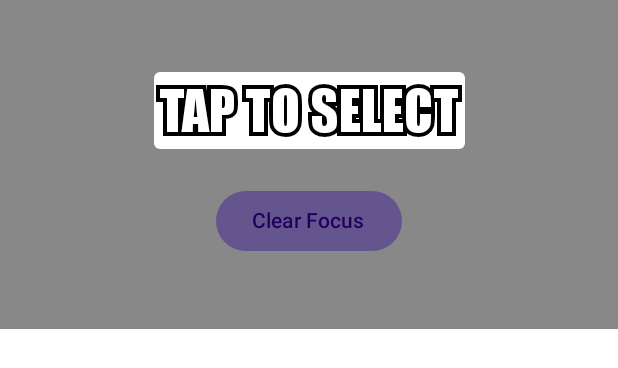
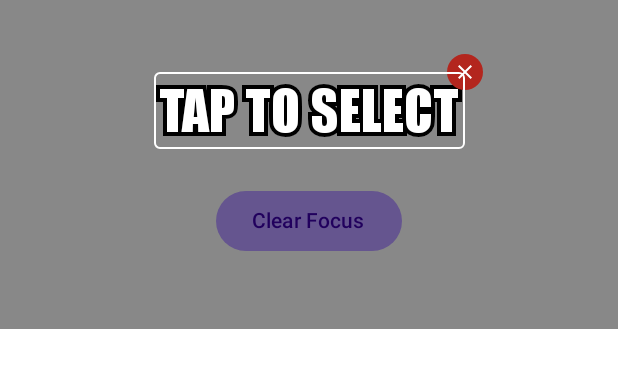
Before and after one commit to PL-Coding-GmbH/CMP-Master-Meme, an Android app built with Jetpack Compose: the @Preview function Preview, on a phone screen of 412 x 824 dp. Shown: the top 368 px of the screen. Run offline under Robolectric (Android 15) with nearby library versions, the phone set to English and light mode, and no system bars; our stand-ins replace Compose Multiplatform resources.

Commit message:
feat(edit meme): add textbox ui component that is editable

```diff
--- a/composeApp/src/commonMain/kotlin/com/plcoding/cmpmastermeme/editmeme/components/MemeTextBox.kt
+++ b/composeApp/src/commonMain/kotlin/com/plcoding/cmpmastermeme/editmeme/components/MemeTextBox.kt
@@ -3,15 +3,16 @@ package com.plcoding.cmpmastermeme.editmeme.components
 import androidx.compose.foundation.background
 import androidx.compose.foundation.border
 import androidx.compose.foundation.clickable
+import androidx.compose.foundation.gestures.detectTapGestures
+import androidx.compose.foundation.layout.Arrangement
 import androidx.compose.foundation.layout.Box
-import androidx.compose.foundation.layout.Arrangement
 import androidx.compose.foundation.layout.Column
+import androidx.compose.foundation.layout.Spacer
 import androidx.compose.foundation.layout.fillMaxWidth
+import androidx.compose.foundation.layout.height
 import androidx.compose.foundation.layout.offset
 import androidx.compose.foundation.layout.padding
 import androidx.compose.foundation.layout.size
-import androidx.compose.foundation.layout.Spacer
-import androidx.compose.foundation.layout.height
 import androidx.compose.foundation.shape.CircleShape
 import androidx.compose.foundation.shape.RoundedCornerShape
 import androidx.compose.material.icons.Icons
@@ -20,6 +21,7 @@ import androidx.compose.material3.Button
 import androidx.compose.material3.Icon
 import androidx.compose.material3.Text
 import androidx.compose.runtime.Composable
+import androidx.compose.runtime.LaunchedEffect
 import androidx.compose.runtime.getValue
 import androidx.compose.runtime.mutableStateOf
 import androidx.compose.runtime.remember
@@ -30,10 +32,14 @@ import androidx.compose.ui.draw.clip
 import androidx.compose.ui.focus.FocusRequester
 import androidx.compose.ui.focus.focusRequester
 import androidx.compose.ui.graphics.Color
+import androidx.compose.ui.input.pointer.pointerInput
+import androidx.compose.ui.platform.LocalFocusManager
+import androidx.compose.ui.platform.LocalSoftwareKeyboardController
 import androidx.compose.ui.unit.dp
 import com.plcoding.cmpmastermeme.core.designsystem.Impact
 import com.plcoding.cmpmastermeme.core.designsystem.MasterMemeTheme
 import com.plcoding.cmpmastermeme.editmeme.models.TextBox
+import kotlinx.coroutines.delay
 import org.jetbrains.compose.ui.tooling.preview.Preview
 
 /**
@@ -51,12 +57,23 @@ fun MemeTextBox(
     textBox: TextBox,
     isSelected: Boolean,
     isEditing: Boolean,
+    onClick: () -> Unit,
+    onDoubleClick: () -> Unit,
     onTextInputChange: (String) -> Unit,
     onDelete: () -> Unit = {},
     modifier: Modifier = Modifier
 ) {
-    var isDragging by remember { mutableStateOf(false) }
-    val focusRequester = remember { FocusRequester() }
+    val editableTextBox = remember { FocusRequester() }
+    val focusManager = LocalFocusManager.current
+    val keyboardController = LocalSoftwareKeyboardController.current
+
+    LaunchedEffect(isEditing) {
+        if (isEditing) {
+            editableTextBox.requestFocus()
+            delay(100)
+            keyboardController?.show()
+        }
+    }
 
     Box(
         modifier = modifier
@@ -66,10 +83,16 @@ fun MemeTextBox(
                 shape = RoundedCornerShape(4.dp)
             )
             .background(
-                color = if (isDragging) Color.LightGray.copy(alpha = 0.5f)
-                else Color.White,
+                color = if (false) Color.LightGray.copy(alpha = 0.5f)
+                else Color.Transparent,
                 shape = RoundedCornerShape(4.dp)
             )
+            .pointerInput(Unit) {
+                detectTapGestures(
+                    onTap = { onClick() },
+                    onDoubleTap = { onDoubleClick() }
+                )
+            }
     ) {
         if (isEditing) {
             OutlinedTextField(
@@ -78,20 +101,16 @@ fun MemeTextBox(
                 fontFamily = Impact,
                 onTextChange = onTextInputChange,
                 modifier = Modifier
-                    .focusRequester(focusRequester)
+                    .focusRequester(editableTextBox)
                     .padding(4.dp)
             )
         } else {
             OutlinedText(
                 text = textBox.text,
                 fontSize = textBox.fontSize,
-                fontFamily = Impact,
-                fillColor = Color.White,
-                strokeColor = Color.Black,
                 modifier = Modifier.padding(4.dp)
             )
         }
-
         if (isSelected && !isEditing) {
             Box(
                 modifier = Modifier
@@ -117,7 +136,7 @@ fun MemeTextBox(
 @Preview
 @Composable
 private fun Preview() {
-    var isSelected by remember { mutableStateOf(false) }
+    var isSelected by remember { mutableStateOf(true) }
     var isEditing by remember { mutableStateOf(false) }
     var text by remember { mutableStateOf("TAP TO SELECT") }
 
@@ -139,16 +158,11 @@ private fun Preview() {
                 isEditing = isEditing,
                 onTextInputChange = { text = it },
                 onDelete = {
-                    text = "DELETED"
                     isSelected = false
+                    isEditing = false
                 },
-                modifier = Modifier.clickable {
-                    if (!isSelected) {
-                        isSelected = true
-                    } else if (!isEditing) {
-                        isEditing = true
-                    }
-                }
+                onClick = { isSelected = true; isEditing = false },
+                onDoubleClick = { isEditing = true; isSelected = false }
             )
 
             Spacer(modifier = Modifier.height(24.dp))
--- a/composeApp/src/commonMain/kotlin/com/plcoding/cmpmastermeme/editmeme/components/OutlinedText.kt
+++ b/composeApp/src/commonMain/kotlin/com/plcoding/cmpmastermeme/editmeme/components/OutlinedText.kt
@@ -24,12 +24,12 @@ import org.jetbrains.compose.ui.tooling.preview.Preview
 fun OutlinedText(
     text: String,
     fontSize: Float,
+    modifier: Modifier = Modifier,
     fontFamily: FontFamily = Impact,
     fillColor: Color = Color.White,
     strokeColor: Color = Color.Black,
     strokeWidth: Float = 8f,
-    textAlign: TextAlign = TextAlign.Center,
-    modifier: Modifier = Modifier
+    textAlign: TextAlign = TextAlign.Center
 ) {
     val textMeasurer = rememberTextMeasurer()
 
@@ -47,7 +47,7 @@ fun OutlinedText(
     val density = LocalDensity.current
 
     Canvas(
-        modifier = modifier
+        modifier = modifier.background(Color.Transparent)
             .size(
                 width = with(density) { textLayoutResult.size.width.toDp() },
                 height = with(density) { textLayoutResult.size.height.toDp() }
@@ -79,7 +79,7 @@ private fun Preview() {
             fontFamily = Impact,
             fillColor = Color.White,
             strokeColor = Color.Black,
-            modifier = Modifier.background(Color.Yellow)
+            modifier = Modifier
         )
     }
 }
```
Also changed, not shown: composeApp/src/commonMain/kotlin/com/plcoding/cmpmastermeme/editmeme/components/OutlinedTextField.kt (+2 -6 lines).
